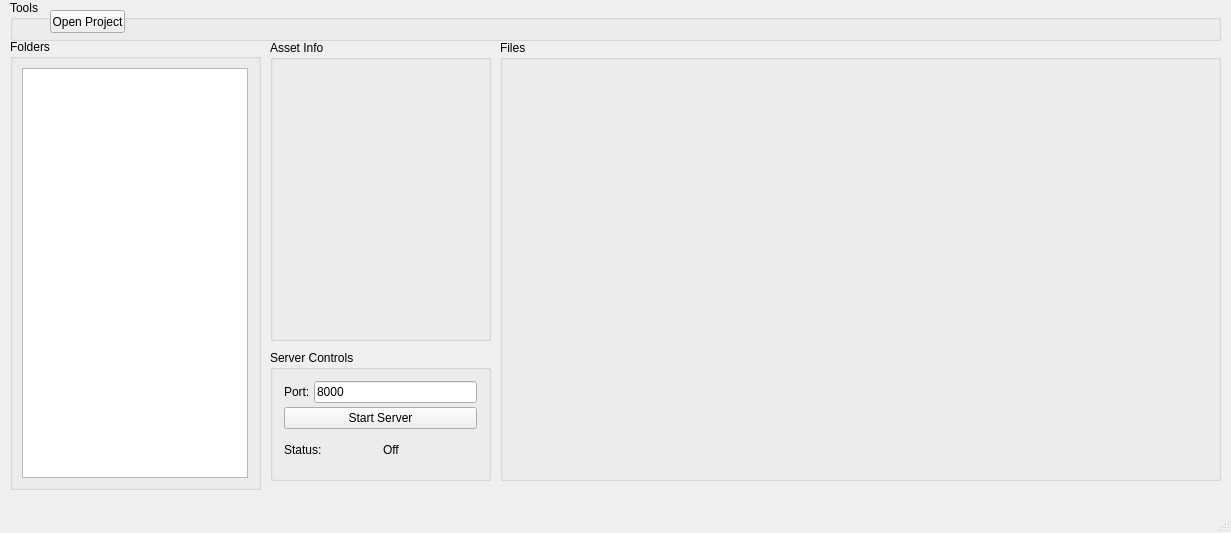
The window that UI/Testui.ui (Fxnarji/Primux) describes before a commit, drawn with Qt 5.
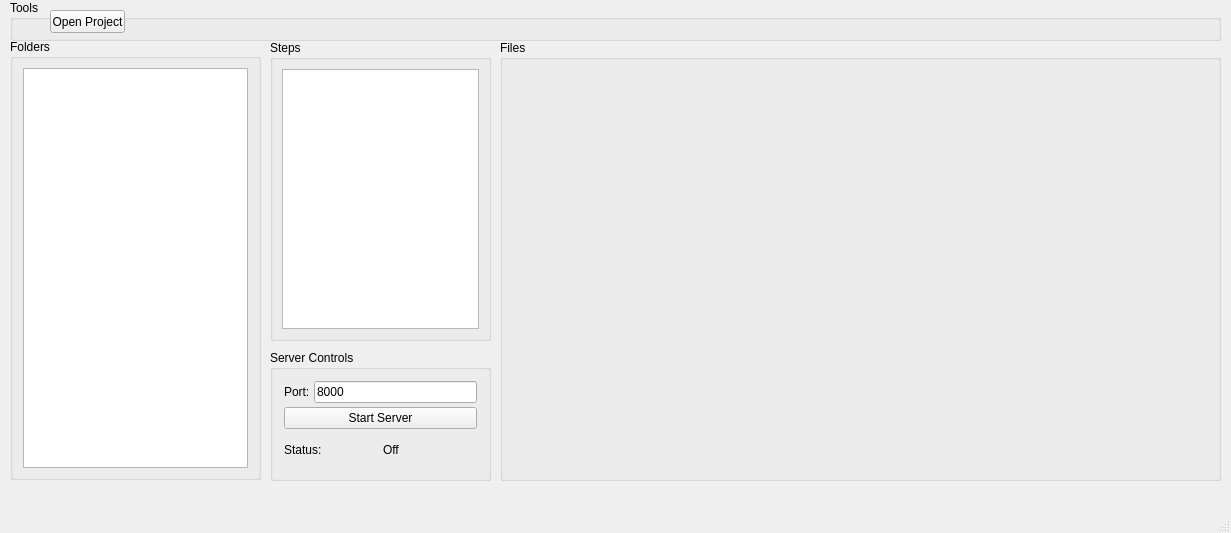
The same window after the commit.

Commit message: Finished QtWidgetList setup. How pivoting to TreeView Alternative

```diff
--- a/UI/Testui.ui
+++ b/UI/Testui.ui
@@ -106,13 +106,16 @@
       <x>10</x>
       <y>39</y>
       <width>251</width>
-      <height>451</height>
+      <height>441</height>
      </rect>
     </property>
     <property name="title">
      <string>Folders</string>
     </property>
     <layout class="QHBoxLayout" name="horizontalLayout_3">
+     <property name="leftMargin">
+      <number>10</number>
+     </property>
      <property name="rightMargin">
       <number>10</number>
      </property>
@@ -144,8 +147,13 @@
      </rect>
     </property>
     <property name="title">
-     <string>Asset Info</string>
+     <string>Steps</string>
     </property>
+    <layout class="QHBoxLayout" name="horizontalLayout_4">
+     <item>
+      <widget class="QListWidget" name="asset_step_list"/>
+     </item>
+    </layout>
    </widget>
    <widget class="QGroupBox" name="groupBox_4">
     <property name="geometry">
```
Left out of the diff: 6 changed lines with no effect on the pictures. The commit also changes 5 other files.
